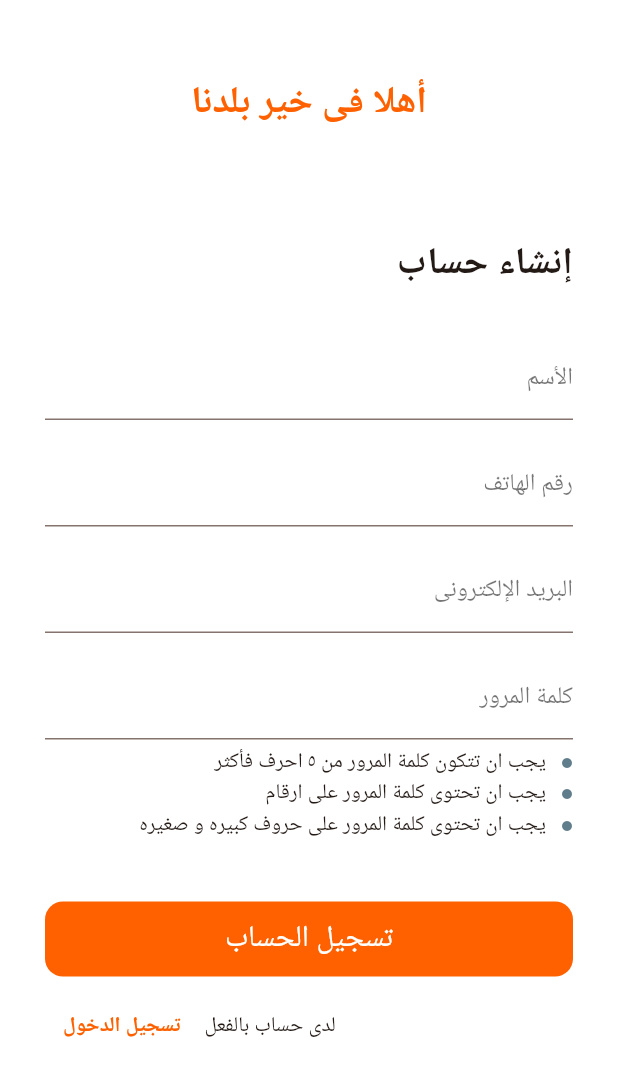
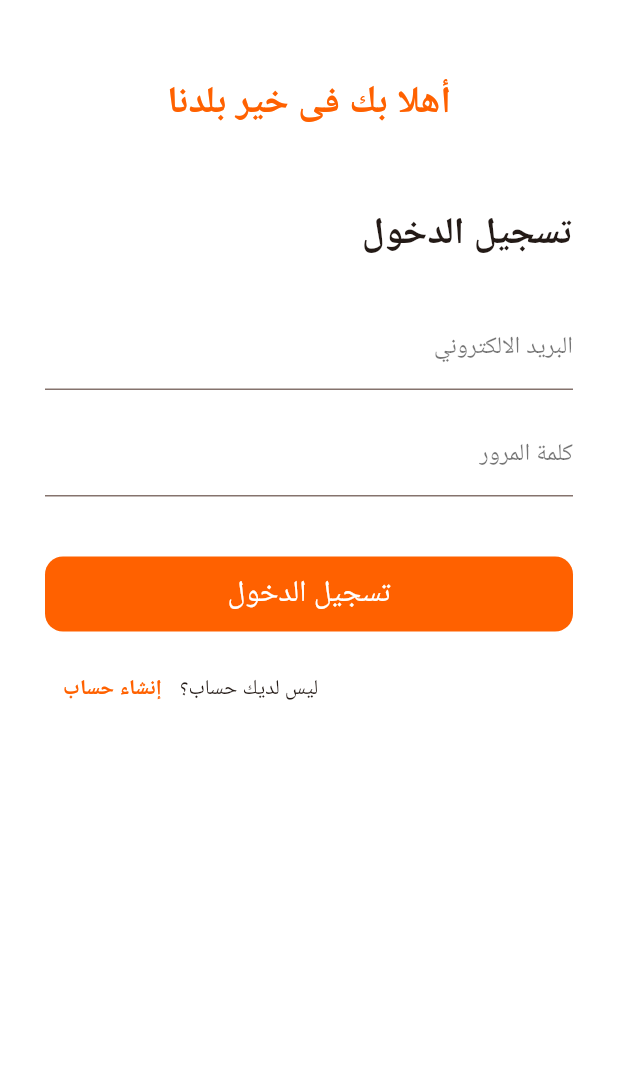
Before and after one commit to MohamedMamdouh-432/ElKosh, a Flutter app: the screen it shows after launch, after a tap on "تسجيل الدخول", on a phone screen of 412 x 824 dp. Shown: the top 1076 px of the screen. Run offline on Flutter 3.47's test engine with Material 3 defaults, Android fonts, the phone set to English and light mode, and no system bars; drawn by our look-alikes of modal_progress_hud_nsn; our stand-ins replace cloud_firestore, either_dart, equatable, firebase_auth, firebase_core, firebase_storage and 9 more; accounts and stored records are empty.

Commit message:
refactoring & continue plaining

```diff
--- a/analysis_options.yaml
+++ b/analysis_options.yaml
@@ -1,3 +1,6 @@
+analyzer:
+  errors:
+    use_build_context_synchronously: ignore
 include: package:flutter_lints/flutter.yaml
 
 linter:
--- /dev/null
+++ b/lib/auth/login/bloc/login_event.dart
@@ -0,0 +1,33 @@
+part of 'login_bloc.dart';
+
+@immutable
+sealed class LoginEvent extends Equatable {
+  const LoginEvent();
+
+  @override
+  List<Object> get props => [];
+}
+
+class LoginEmailChanged extends LoginEvent {
+  final String email;
+  const LoginEmailChanged(this.email);
+
+  @override
+  List<Object> get props => [email];
+}
+
+class LoginPasswordChanged extends LoginEvent {
+  final String password;
+  const LoginPasswordChanged(this.password);
+
+  @override
+  List<Object> get props => [password];
+}
+
+class FormLoginRequested extends LoginEvent {}
+
+class GoogleLoginRequested extends LoginEvent {}
+
+class AnonymousLoginRequested extends LoginEvent {}
+
+class LoginStateReset extends LoginEvent {}
--- /dev/null
+++ b/lib/auth/login/bloc/login_state.dart
@@ -0,0 +1,57 @@
+part of 'login_bloc.dart';
+
+class LoginState extends Equatable {
+  final Email email;
+  final Password password;
+  final String errMsg;
+  final FormStatus inputStatus;
+  final FormzSubmissionStatus submissionStatus;
+
+  const LoginState({
+    required this.email,
+    required this.password,
+    required this.errMsg,
+    required this.inputStatus,
+    required this.submissionStatus,
+  });
+
+  static LoginState initial = const LoginState(
+    errMsg: '',
+    email: Email.pure(),
+    password: Password.pure(),
+    inputStatus: FormStatus.initial,
+    submissionStatus: FormzSubmissionStatus.initial,
+  );
+
+  LoginState copyWith({
+    Email? email,
+    Password? password,
+    String? errMsg,
+    FormStatus? inputStatus,
+    FormzSubmissionStatus? submissionStatus,
+  }) {
+    return LoginState(
+      email: email ?? this.email,
+      password: password ?? this.password,
+      errMsg: errMsg ?? this.errMsg,
+      inputStatus: inputStatus ?? this.inputStatus,
+      submissionStatus: submissionStatus ?? this.submissionStatus,
+    );
+  }
+
+    @override
+  String toString() {
+    return 'LoginState\nEmail: ${email.value}\npassword: ${password.value}\nError: $errMsg\nInput Status: ${inputStatus.name}\nSubmission Status: ${submissionStatus.name}';
+  }
+
+  @override
+  List<Object> get props {
+    return [
+      email,
+      password,
+      errMsg,
+      inputStatus,
+      submissionStatus,
+    ];
+  }
+}
--- /dev/null
+++ b/lib/auth/login/screens/login_screen.dart
@@ -0,0 +1,163 @@
+import 'package:elkosh/auth/login/bloc/login_bloc.dart';
+import 'package:elkosh/core/utils/utils.dart';
+import 'package:elkosh/shared/widgets/auth_form_field.dart';
+import 'package:elkosh/shared/widgets/custom_buttom.dart';
+import 'package:flutter/material.dart';
+import 'package:flutter_bloc/flutter_bloc.dart';
+import 'package:formz/formz.dart';
+import 'package:gap/gap.dart';
+import 'package:go_router/go_router.dart';
+import 'package:modal_progress_hud_nsn/modal_progress_hud_nsn.dart';
+import 'package:models_repository/models_repository.dart';
+import 'package:quickalert/models/quickalert_animtype.dart';
+import 'package:quickalert/models/quickalert_type.dart';
+import 'package:quickalert/widgets/quickalert_dialog.dart';
+
+class LoginScreen extends StatelessWidget {
+  const LoginScreen({super.key});
+
+  @override
+  Widget build(BuildContext context) {
+    return BlocProvider(
+      create: (context) => LoginBloc(),
+      child: SafeArea(
+        child: Scaffold(
+          body: BlocConsumer<LoginBloc, LoginState>(
+            listener: (context, state) {
+              if (state.submissionStatus.isFailure) {
+                String msg = state.errMsg;
+                if (msg.startsWith("Exception:"))
+                  msg = msg.substring(msg.indexOf(":") + 1);
+                QuickAlert.show(
+                  context: context,
+                  type: QuickAlertType.error,
+                  title: 'خطأ',
+                  text: msg,
+                  borderRadius: 20,
+                  animType: QuickAlertAnimType.scale,
+                );
+                context.read<LoginBloc>().add(LoginStateReset());
+              } else if (state.submissionStatus.isSuccess) {
+                QuickAlert.show(
+                  context: context,
+                  type: QuickAlertType.success,
+                  title: 'نجاح',
+                  text: "تم تسجيل الدخول بنجاح",
+                  borderRadius: 20,
+                  animType: QuickAlertAnimType.scale,
+                );
+                Future.delayed(
+                  const Duration(seconds: 2),
+                  () => context.go(RouteManager.homeRoute),
+                );
+              }
+            },
+            builder: (context, state) {
+              return ModalProgressHUD(
+                inAsyncCall: state.submissionStatus.isInProgress,
+                child: SingleChildScrollView(
+                  padding: const EdgeInsets.symmetric(horizontal: 30),
+                  child: Column(
+                    children: [
+                      const Gap(50),
+                      Text(
+                        'أهلا بك فى خير بلدنا',
+                        style: TextStyle(
+                          fontSize: 25,
+                          fontWeight: FontWeight.bold,
+                          color: ColorManager.primary,
+                        ),
+                      ),
+                      const Gap(50),
+                      const Align(
+                        alignment: Alignment.centerRight,
+                        child: Text(
+                          "تسجيل الدخول",
+                          style: TextStyle(
+                              fontSize: 25, fontWeight: FontWeight.bold),
+                        ),
+                      ),
+                      const Gap(30),
+                      AuthFormField(
+                        onChange: (data) => context
+                            .read<LoginBloc>()
+                            .add(LoginEmailChanged(data)),
+                        labelText: 'البريد الالكتروني',
+                        errorText: state.email.isPure
+                            ? null
+                            : state.email.error == EmailValidationError.empty
+                                ? "البريد الإلكترونى فارغ"
+                                : state.email.error ==
+                                        EmailValidationError.invalidFormat
+                                    ? "البريد الإلكترونى غير صالح"
+                                    : null,
+                      ),
+                      const Gap(15),
+                      AuthFormField(
+                        obsecured: true,
+                        labelText: 'كلمة المرور',
+                        onChange: (data) => context
+                            .read<LoginBloc>()
+                            .add(LoginPasswordChanged(data)),
+                        errorText: state.password.isPure
+                            ? null
+                            : state.password.error ==
+                                    PasswordValidationError.empty
+                                ? "كلمة المرور فارغة"
+                                : state.password.error ==
+                                        PasswordValidationError.tooShort
+                                    ? "يجب الا تقل كلمة المرور عن ٥ حرف"
+                                    : state.password.error ==
+                                            PasswordValidationError.lacksDigit
+                                        ? "يجب ان تحتوى كلمة المرور على الاقل على رقم واحد"
+                                        : state.password.error ==
+                                                PasswordValidationError
+                                                    .lacksLowercase
+                                            ? "يجب ان تحتوى كلمة المرور على الاقل على حرف صغير واحد"
+                                            : state.password.error ==
+                                                    PasswordValidationError
+                                                        .lacksUppercase
+                                                ? "يجب ان تحتوى كلمة المرور على الاقل على حرف كبير واحد"
+                                                : state.password.error ==
+                                                        PasswordValidationError
+                                                            .lacksSpecialChar
+                                                    ? "يجب ان تحتوى كلمة المرور على الاقل على حرف خاص واحد"
+                                                    : null,
+                      ),
+                      const Gap(40),
+                      CustomButtom(
+                        text: 'تسجيل الدخول',
+                        ontap: state.inputStatus == FormStatus.valid
+                            ? () => context
+                                .read<LoginBloc>()
+                                .add(FormLoginRequested())
+                            : null,
+                      ),
+                      const Gap(15),
+                      Row(
+                        mainAxisAlignment: MainAxisAlignment.end,
+                        children: [
+                          const Text('ليس لديك حساب؟'),
+                          TextButton(
+                            onPressed: () => context.pop(),
+                            child: Text(
+                              'إنشاء حساب',
+                              style: TextStyle(
+                                color: ColorManager.primary,
+                                fontWeight: FontWeight.bold,
+                              ),
+                            ),
+                          ),
+                        ],
+                      ),
+                    ],
+                  ),
+                ),
+              );
+            },
+          ),
+        ),
+      ),
+    );
+  }
+}
--- a/lib/auth/register/bloc/register_bloc.dart
+++ b/lib/auth/register/bloc/register_bloc.dart
@@ -17,7 +17,8 @@ class RegisterBloc extends Bloc<RegisterEvent, RegisterState> {
     on<RegisterPhoneChanged>(_onPhoneChanged);
     on<RegisterEmailChanged>(_onEmailChanged);
     on<RegisterPasswordChanged>(_onPsswordChanged);
-    on<RegisterWithCredentials>(_onRegisterWithCredentials);
+    on<FormRegisterRequested>(_onRegisterWithEmailAndPassword);
+    on<RegisterStateReset>(_onRegisterStateReset);
   }
 
   FutureOr<void> _onNameChanged(RegisterNameChanged event, emit) {
@@ -80,16 +81,16 @@ class RegisterBloc extends Bloc<RegisterEvent, RegisterState> {
     ));
   }
 
-  FutureOr<void> _onRegisterWithCredentials(event, emit) async {
+  FutureOr<void> _onRegisterWithEmailAndPassword(event, emit) async {
     if (state.inputStatus == FormStatus.invalid) return;
     emit(state.copyWith(submissionStatus: FormzSubmissionStatus.inProgress));
     try {
       await sl.get<AuthRepository>().registerWithEmailAndPassword(
-        email: state.email.value,
-        password: state.password.value,
-        name: state.name.value,
-        phone: state.phone.value,
-      );
+            email: state.email.value,
+            password: state.password.value,
+            name: state.name.value,
+            phone: state.phone.value,
+          );
       emit(state.copyWith(submissionStatus: FormzSubmissionStatus.success));
     } catch (e) {
       emit(state.copyWith(
@@ -98,4 +99,8 @@ class RegisterBloc extends Bloc<RegisterEvent, RegisterState> {
       ));
     }
   }
+
+  FutureOr<void> _onRegisterStateReset(event, emit) {
+    emit(state.copyWith(submissionStatus: FormzSubmissionStatus.initial));
+  }
 }
--- a/lib/auth/register/bloc/register_event.dart
+++ b/lib/auth/register/bloc/register_event.dart
@@ -40,4 +40,6 @@ class RegisterPhoneChanged extends RegisterEvent {
   List<Object> get props => [phone];
 }
 
-class RegisterWithCredentials extends RegisterEvent {}
+class FormRegisterRequested extends RegisterEvent {}
+
+class RegisterStateReset extends RegisterEvent {}
--- a/lib/auth/register/screens/register_screen.dart
+++ b/lib/auth/register/screens/register_screen.dart
@@ -1,5 +1,3 @@
-import 'dart:developer';
-
 import 'package:elkosh/auth/register/bloc/register_bloc.dart';
 import 'package:elkosh/auth/register/widgets/tip_text.dart';
 import 'package:elkosh/core/utils/utils.dart';
@@ -14,8 +12,8 @@ import 'package:modal_progress_hud_nsn/modal_progress_hud_nsn.dart';
 import 'package:models_repository/models_repository.dart';
 import 'package:quickalert/quickalert.dart';
 
-class RegisterPage extends StatelessWidget {
-  const RegisterPage({super.key});
+class RegisterScreen extends StatelessWidget {
+  const RegisterScreen({super.key});
 
   @override
   Widget build(BuildContext context) {
@@ -24,25 +22,31 @@ class RegisterPage extends StatelessWidget {
         body: BlocConsumer<RegisterBloc, RegisterState>(
           listener: (context, state) {
             if (state.submissionStatus.isFailure) {
+              String msg = state.errMsg;
+              if (msg.startsWith("Exception:"))
+                msg = msg.substring(msg.indexOf(":") + 1);
               QuickAlert.show(
                 context: context,
                 type: QuickAlertType.error,
                 title: 'خطأ',
-                text: state.errMsg,
+                text: msg,
                 borderRadius: 20,
                 animType: QuickAlertAnimType.scale,
               );
+              context.read<RegisterBloc>().add(RegisterStateReset());
             } else if (state.submissionStatus.isSuccess) {
               QuickAlert.show(
                 context: context,
                 type: QuickAlertType.success,
                 title: 'نجاح',
-                text: state.errMsg,
+                text: "تم إنشاء حسابك بنجاح",
                 borderRadius: 20,
                 animType: QuickAlertAnimType.scale,
               );
-              log('login suceessed');
-              // context.goNamed(RouteManager.homeRoute);
+              Future.delayed(
+                const Duration(seconds: 2),
+                () => context.go(RouteManager.homeRoute),
+              );
             }
           },
           builder: (context, state) {
@@ -54,14 +58,14 @@ class RegisterPage extends StatelessWidget {
                   children: [
                     const Gap(50),
                     Text(
-                      'أهلا فى خير بلدنا',
+                      'أهلا بك فى خير بلدنا',
                       style: TextStyle(
                         fontSize: 25,
                         fontWeight: FontWeight.bold,
                         color: ColorManager.primary,
                       ),
                     ),
-                    const Gap(70),
+                    const Gap(50),
                     const Align(
                       alignment: Alignment.centerRight,
                       child: Text(
@@ -70,7 +74,7 @@ class RegisterPage extends StatelessWidget {
                             fontSize: 25, fontWeight: FontWeight.bold),
                       ),
                     ),
-                    const Gap(30),
+                    const Gap(20),
                     AuthFormField(
                       labelText: 'الأسم',
                       onChange: (data) => context
@@ -94,7 +98,6 @@ class RegisterPage extends StatelessWidget {
                     const Gap(15),
                     AuthFormField(
                       labelText: 'رقم الهاتف',
-                      inputType: TextInputType.phone,
                       onChange: (data) => context
                           .read<RegisterBloc>()
                           .add(RegisterPhoneChanged(data)),
@@ -157,7 +160,7 @@ class RegisterPage extends StatelessWidget {
                                                   ? "يجب ان تحتوى كلمة المرور على الاقل على حرف خاص واحد"
                                                   : null,
                     ),
-                    const Gap(5),
+                    const Gap(10),
                     const TipText(
                         tip: "يجب ان تتكون كلمة المرور من ٥ احرف فأكثر"),
                     const TipText(tip: "يجب ان تحتوى كلمة المرور على ارقام"),
@@ -169,7 +172,7 @@ class RegisterPage extends StatelessWidget {
                       ontap: state.inputStatus == FormStatus.valid
                           ? () => context
                               .read<RegisterBloc>()
-                              .add(RegisterWithCredentials())
+                              .add(FormRegisterRequested())
                           : null,
                     ),
                     const Gap(10),
@@ -179,9 +182,9 @@ class RegisterPage extends StatelessWidget {
                         const Text('لدى حساب بالفعل'),
                         TextButton(
                           onPressed: () =>
-                              context.goNamed(RouteManager.loginRoute),
+                              context.push(RouteManager.loginRoute),
                           child: Text(
-                            ' تسجيل الدخول',
+                            "تسجيل الدخول",
                             style: TextStyle(
                               color: ColorManager.primary,
                               fontWeight: FontWeight.bold,
--- a/lib/core/utils/route_manager.dart
+++ b/lib/core/utils/route_manager.dart
@@ -1,26 +1,26 @@
-import 'package:elkosh/auth/login/screens/login_page.dart';
+import 'package:elkosh/auth/login/screens/login_screen.dart';
 import 'package:elkosh/auth/register/screens/register_screen.dart';
-import 'package:elkosh/home/screens/home_page.dart';
+import 'package:elkosh/home/screens/home_screen.dart';
 import 'package:go_router/go_router.dart';
 
 abstract class RouteManager {
   static const String registerRoute = '/';
-  static const String loginRoute = '/signUp';
+  static const String loginRoute = '/login';
   static const String homeRoute = '/home';
 
-  static final router = GoRouter(
+  static GoRouter router = GoRouter(
     routes: [
       GoRoute(
         path: registerRoute,
-        builder: (context, state) => const RegisterPage(),
+        builder: (context, state) => const RegisterScreen(),
       ),
       GoRoute(
         path: loginRoute,
-        builder: (context, state) => const LoginPage(),
+        builder: (context, state) => const LoginScreen(),
       ),
       GoRoute(
         path: homeRoute,
-        builder: (context, state) => const HomePage(),
+        builder: (context, state) => const HomeScreen(),
       ),
     ],
   );
--- a/lib/shared/widgets/auth_form_field.dart
+++ b/lib/shared/widgets/auth_form_field.dart
@@ -3,7 +3,6 @@ import 'package:flutter/material.dart';
 class AuthFormField extends StatelessWidget {
   final String? labelText, errorText;
   final bool obsecured;
-  final TextInputType inputType;
   final Function(String)? onChange;
 
   const AuthFormField({
@@ -12,7 +11,6 @@ class AuthFormField extends StatelessWidget {
     this.onChange,
     this.errorText,
     this.obsecured = false,
-    this.inputType = TextInputType.text,
   });
 
   @override
@@ -20,7 +18,6 @@ class AuthFormField extends StatelessWidget {
     return TextFormField(
       onChanged: onChange,
       obscureText: obsecured,
-      keyboardType: inputType,
       decoration: InputDecoration(
         labelText: labelText,
         labelStyle: const TextStyle(color: Colors.black54),
--- a/packages/auth_repository/lib/src/auth_repository.dart
+++ b/packages/auth_repository/lib/src/auth_repository.dart
@@ -138,7 +138,7 @@ class AuthRepository {
       await _sharedPref.setString('userId', _userId!);
       return _userId!;
     } on FirebaseAuthException catch (e) {
-      throw Exception(CodeErrorGetter.googleLoginError(e.code));
+      throw Exception(CodeErrorGetter.epLoginError(e.code));
     } catch (_) {
       throw Exception("حدث خطأ اثناء تسجيل الدخول");
     }
--- a/packages/models_repository/lib/src/fields/phone.dart
+++ b/packages/models_repository/lib/src/fields/phone.dart
@@ -9,7 +9,8 @@ class Phone extends FormzInput<String, PhoneValidationError> {
   @override
   PhoneValidationError? validator(String? value) {
     if (value?.isEmpty == true) return PhoneValidationError.empty;
-    if (int.tryParse(value!) == null)
+    if (!RegExp(r'^[\u0660-\u0669]+$').hasMatch(value!) &&
+        !RegExp(r'^[0-9]+$').hasMatch(value))
       return PhoneValidationError.notaNumber;
     else if (value.length != 11) return PhoneValidationError.invalid;
     return null;
```
Also changed, not shown: lib/auth/login/bloc/login_bloc.dart (added, +68 -0 lines), lib/auth/login/screens/login_page.dart (deleted, +0 -155 lines), lib/home/screens/home_page.dart (deleted, +0 -12 lines), lib/home/screens/home_screen.dart (added, +14 -0 lines), 2 other files.
